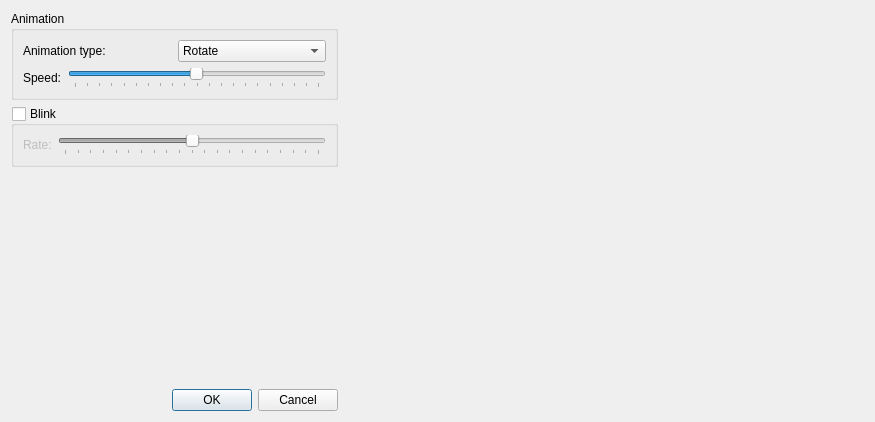
This is dialogs/alc-animation-configure-dialog.ui in dev-0x7C6/led-frame as Qt 5 draws it before an edit. The edited form follows.
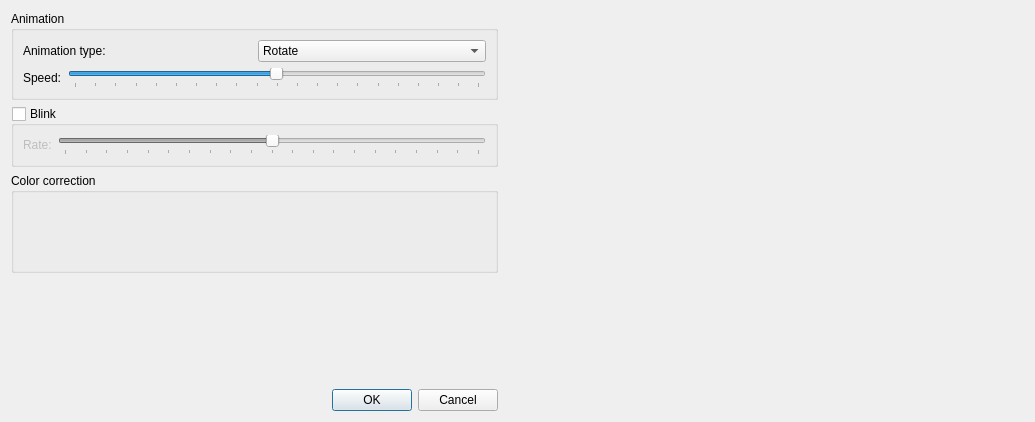
This is the edited form. Custom widgets are drawn as their Qt base class.

Commit message: Updated animation configurator mockup.

Patch:
```diff
--- a/dialogs/alc-animation-configure-dialog.ui
+++ b/dialogs/alc-animation-configure-dialog.ui
@@ -6,7 +6,7 @@
    <rect>
     <x>0</x>
     <y>0</y>
-    <width>875</width>
+    <width>1035</width>
     <height>412</height>
    </rect>
   </property>
@@ -129,6 +129,24 @@
        </layout>
       </widget>
      </item>
+     <item>
+      <widget class="QGroupBox" name="groupBox_3">
+       <property name="minimumSize">
+        <size>
+         <width>0</width>
+         <height>100</height>
+        </size>
+       </property>
+       <property name="title">
+        <string>Color correction</string>
+       </property>
+       <layout class="QVBoxLayout" name="verticalLayout_3">
+        <item>
+         <widget class="ALCColorCorrectionWidget" name="colorCorrection" native="true"/>
+        </item>
+       </layout>
+      </widget>
+     </item>
      <item>
       <spacer name="verticalSpacer">
        <property name="orientation">
@@ -170,6 +188,12 @@
   </layout>
  </widget>
  <customwidgets>
+  <customwidget>
+   <class>ALCColorCorrectionWidget</class>
+   <extends>QWidget</extends>
+   <header>widgets/alc-color-correction-widget.h</header>
+   <container>1</container>
+  </customwidget>
   <customwidget>
    <class>ALCSymulationWidget</class>
    <extends>QWidget</extends>
```
The commit also changes 3 other files.
